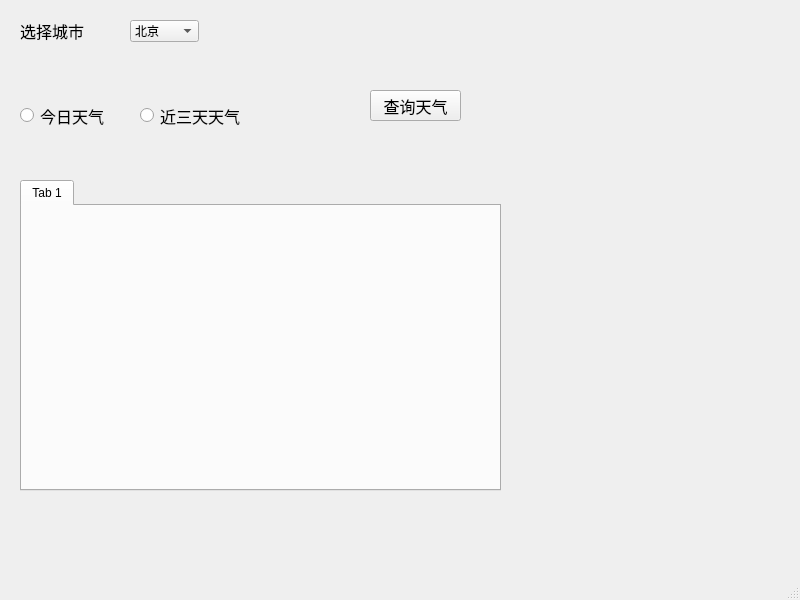
First picture: the form in Vega_Weather/main_ui.ui, repository gqiao1007/Aries_pyqt, before the edit.
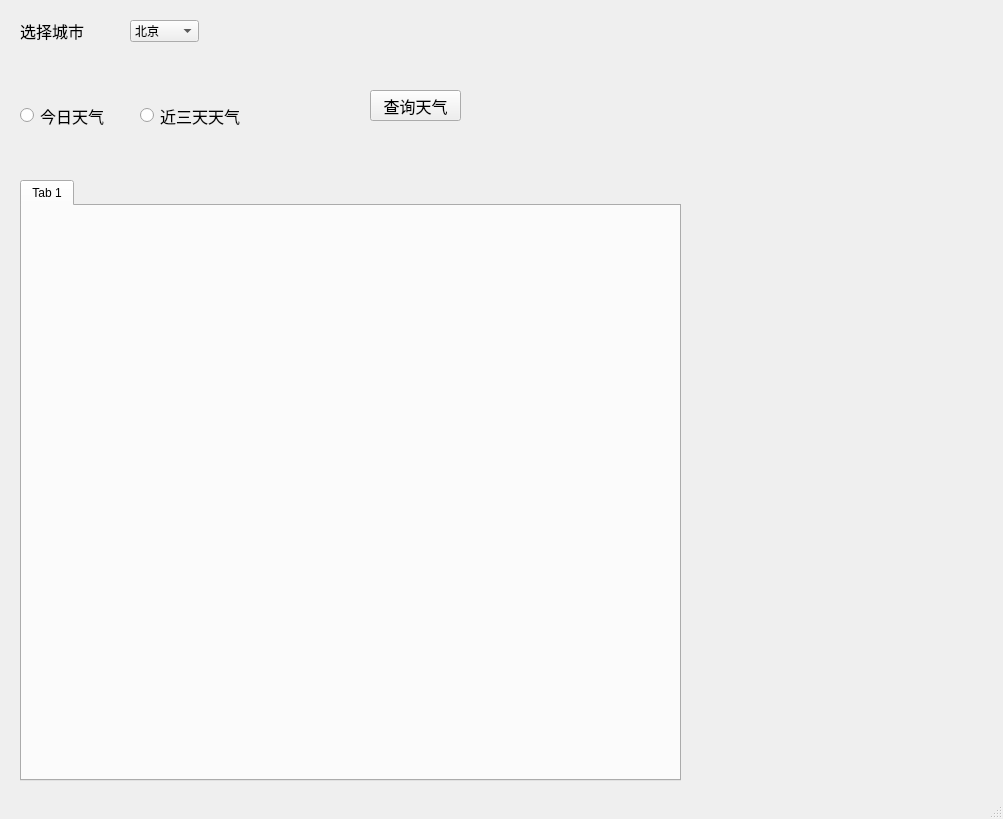
Second picture: the form after the edit.

Diff of the .ui file:
```diff
--- a/Vega_Weather/main_ui.ui
+++ b/Vega_Weather/main_ui.ui
@@ -6,8 +6,8 @@
    <rect>
     <x>0</x>
     <y>0</y>
-    <width>800</width>
-    <height>600</height>
+    <width>1003</width>
+    <height>819</height>
    </rect>
   </property>
   <property name="windowTitle">
@@ -120,8 +120,8 @@
      <rect>
       <x>20</x>
       <y>180</y>
-      <width>481</width>
-      <height>311</height>
+      <width>661</width>
+      <height>601</height>
      </rect>
     </property>
     <property name="currentIndex">
```
